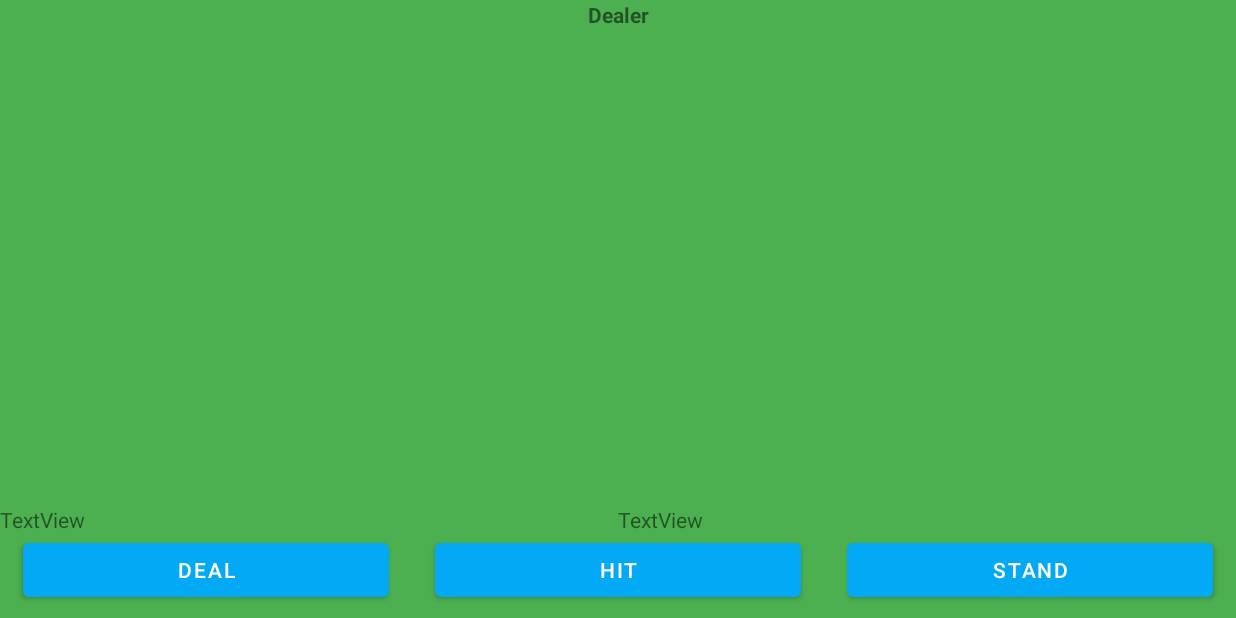
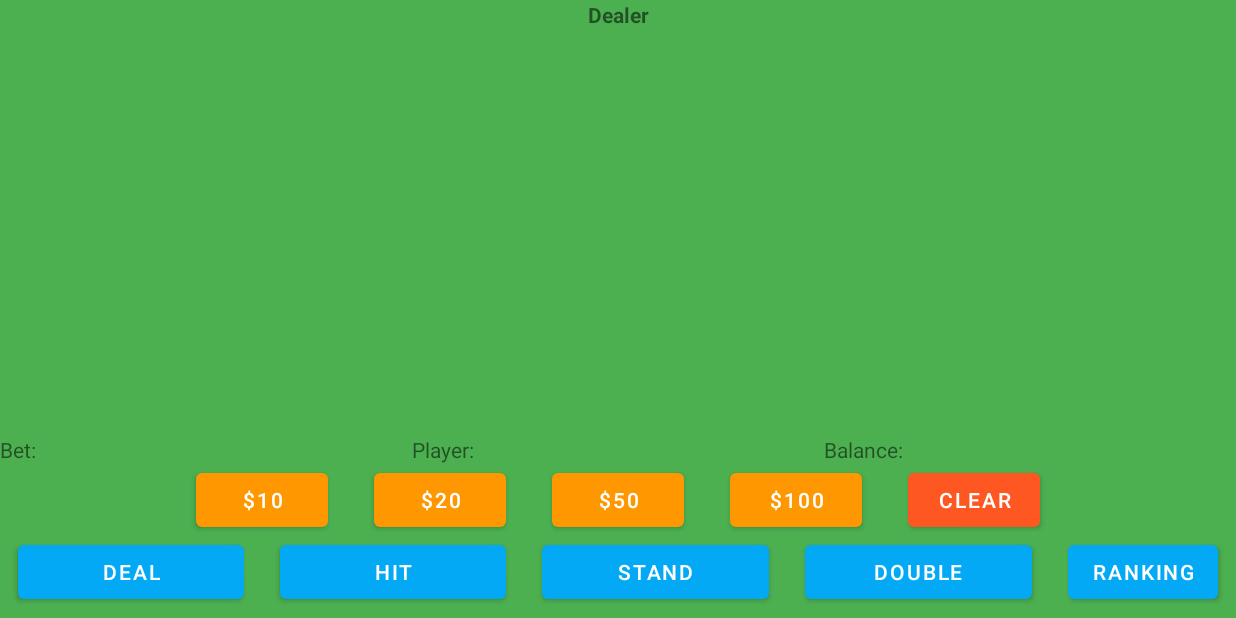
Before and after one commit to YiWeiShen/Group2_Blackjack, an Android app: the GameActivity screen opened directly, with no data from a screen before it, on a phone screen of 824 x 412 dp (held sideways). Run offline under Robolectric (Android 15) with nearby library versions, the phone set to English and light mode, and no system bars.

Commit message:
add button for game

```diff
--- a/app/src/main/java/com/example/group2_blackjack/GameActivity.java
+++ b/app/src/main/java/com/example/group2_blackjack/GameActivity.java
@@ -4,7 +4,6 @@ import androidx.appcompat.app.AppCompatActivity;
 
 
 import android.os.Bundle;
-import android.util.Log;
 import android.view.View;
 import android.widget.Button;
 import android.widget.ImageView;
@@ -231,8 +230,8 @@ public class GameActivity extends AppCompatActivity {
         setContentView(R.layout.activity_game);
 
         startButton = findViewById(R.id.button);
-        needButton = findViewById(R.id.button2);
-        stopButton = findViewById(R.id.button3);
+        needButton = findViewById(R.id.button1);
+        stopButton = findViewById(R.id.button2);
 
         userCard1 = findViewById(R.id.player_card1);
         userCard2 = findViewById(R.id.player_card2);
--- a/app/src/main/res/layout/activity_game.xml
+++ b/app/src/main/res/layout/activity_game.xml
@@ -16,7 +16,7 @@
 
         <TextView
             android:id="@+id/textView"
-            android:layout_width="wrap_content"
+            android:layout_width="match_parent"
             android:layout_height="wrap_content"
             android:layout_weight="1"
             android:gravity="center"
@@ -27,7 +27,7 @@
 
     <LinearLayout
         android:layout_width="match_parent"
-        android:layout_height="150dp"
+        android:layout_height="130dp"
         android:layout_margin="1dp"
         android:layout_weight="2"
         android:orientation="horizontal">
@@ -71,7 +71,7 @@
 
     <LinearLayout
         android:layout_width="match_parent"
-        android:layout_height="150dp"
+        android:layout_height="130dp"
         android:layout_margin="1dp"
         android:layout_weight="2"
         android:orientation="horizontal">
@@ -124,11 +124,18 @@
             android:orientation="horizontal">
 
             <TextView
+                android:id="@+id/bet"
+                android:layout_width="0dp"
+                android:layout_height="wrap_content"
+                android:layout_weight="1"
+                android:text="@string/bet" />
+
+            <TextView
                 android:id="@+id/username_ingame"
                 android:layout_width="0dp"
                 android:layout_height="wrap_content"
                 android:layout_weight="1"
-                android:text="TextView"
+                android:text="@string/player"
                 android:textSize="14sp" />
 
             <TextView
@@ -136,21 +143,79 @@
                 android:layout_width="0dp"
                 android:layout_height="wrap_content"
                 android:layout_weight="1"
-                android:text="TextView"
+                android:text="@string/Balance"
                 android:textSize="14sp" />
+
+        </LinearLayout>
+
+        <LinearLayout
+            android:layout_width="wrap_content"
+            android:layout_height="wrap_content"
+            android:layout_gravity="center"
+            android:layout_weight="1"
+            android:orientation="horizontal">
+
+            <Button
+                android:id="@+id/coin_10"
+                android:layout_width="wrap_content"
+                android:layout_height="wrap_content"
+                android:layout_marginLeft="15dp"
+                android:layout_marginRight="15dp"
+                android:text="@string/coin_10"
+                app:backgroundTint="#FF9800" />
+
+            <Button
+                android:id="@+id/coin_20"
+                android:layout_width="wrap_content"
+                android:layout_height="wrap_content"
+                android:layout_marginLeft="15dp"
+                android:layout_marginRight="15dp"
+                android:text="@string/coin_20"
+                app:backgroundTint="#FF9800" />
+
+            <Button
+                android:id="@+id/coin_50"
+                android:layout_width="wrap_content"
+                android:layout_height="wrap_content"
+                android:layout_marginLeft="15dp"
+                android:layout_marginRight="15dp"
+                android:text="@string/coin_50"
+                app:backgroundTint="#FF9800" />
+
+            <Button
+                android:id="@+id/coin_100"
+                android:layout_width="wrap_content"
+                android:layout_height="wrap_content"
+                android:layout_marginLeft="15dp"
+                android:layout_marginRight="15dp"
+                android:layout_weight="1"
+                android:text="@string/coin_100"
+                app:backgroundTint="#FF9800" />
+
+            <Button
+                android:id="@+id/btn_clear"
+                android:layout_width="wrap_content"
+                android:layout_height="wrap_content"
+                android:layout_marginLeft="15dp"
+                android:layout_marginRight="15dp"
+                android:layout_weight="1"
+                android:text="@string/btn_clear"
+                app:backgroundTint="#FF5722" />
+
         </LinearLayout>
 
         <LinearLayout
             android:layout_width="match_parent"
             android:layout_height="wrap_content"
+            android:layout_weight="2"
             android:orientation="horizontal">
 
             <Button
                 android:id="@+id/button"
                 android:layout_width="0dp"
                 android:layout_height="wrap_content"
-                android:layout_marginLeft="15dp"
-                android:layout_marginRight="15dp"
+                android:layout_marginLeft="12dp"
+                android:layout_marginRight="12dp"
                 android:layout_marginBottom="5dp"
                 android:layout_weight="1"
                 android:clickable="false"
@@ -158,25 +223,45 @@
                 app:backgroundTint="#03A9F4" />
 
             <Button
-                android:id="@+id/button2"
+                android:id="@+id/button1"
                 android:layout_width="0dp"
                 android:layout_height="wrap_content"
-                android:layout_marginLeft="15dp"
-                android:layout_marginRight="15dp"
+                android:layout_marginLeft="12dp"
+                android:layout_marginRight="12dp"
                 android:layout_marginBottom="5dp"
                 android:layout_weight="1"
                 android:text="@string/btn_hit"
                 app:backgroundTint="#03A9F4" />
 
             <Button
-                android:id="@+id/button3"
+                android:id="@+id/button2"
                 android:layout_width="0dp"
                 android:layout_height="wrap_content"
-                android:layout_marginLeft="15dp"
-                android:layout_marginRight="15dp"
+                android:layout_marginLeft="12dp"
+                android:layout_marginRight="12dp"
                 android:layout_marginBottom="5dp"
                 android:layout_weight="1"
                 android:text="@string/btn_stand"
+                app:backgroundTint="#03A9F4" />
+
+            <Button
+                android:id="@+id/btn_double"
+                android:layout_width="0dp"
+                android:layout_height="wrap_content"
+                android:layout_marginLeft="12dp"
+                android:layout_marginRight="12dp"
+                android:layout_marginBottom="5dp"
+                android:layout_weight="1"
+                android:text="@string/btn_double"
+                app:backgroundTint="#03A9F4" />
+
+            <Button
+                android:id="@+id/btn_ranking"
+                android:layout_width="wrap_content"
+                android:layout_height="wrap_content"
+                android:layout_marginLeft="12dp"
+                android:layout_marginRight="12dp"
+                android:text="@string/btn_ranking"
                 app:backgroundTint="#03A9F4" />
         </LinearLayout>
     </LinearLayout>
--- a/app/src/main/res/values/colors.xml
+++ b/app/src/main/res/values/colors.xml
@@ -7,4 +7,5 @@
     <color name="teal_700">#FF018786</color>
     <color name="black">#FF000000</color>
     <color name="white">#FFFFFFFF</color>
+    <color name="round_btn">#FF9800</color>
 </resources>
--- a/app/src/main/res/values/strings.xml
+++ b/app/src/main/res/values/strings.xml
@@ -23,4 +23,14 @@
     <string name="btn_deal">Deal</string>
     <string name="btn_hit">Hit</string>
     <string name="btn_stand">Stand</string>
+    <string name="coin_10">$10</string>
+    <string name="coin_20">$20</string>
+    <string name="coin_50">$50</string>
+    <string name="coin_100">$100</string>
+    <string name="btn_ranking">Ranking</string>
+    <string name="btn_double">Double</string>
+    <string name="btn_clear">Clear</string>
+    <string name="bet">Bet: </string>
+    <string name="player">Player: </string>
+    <string name="Balance">Balance: </string>
 </resources>
```
